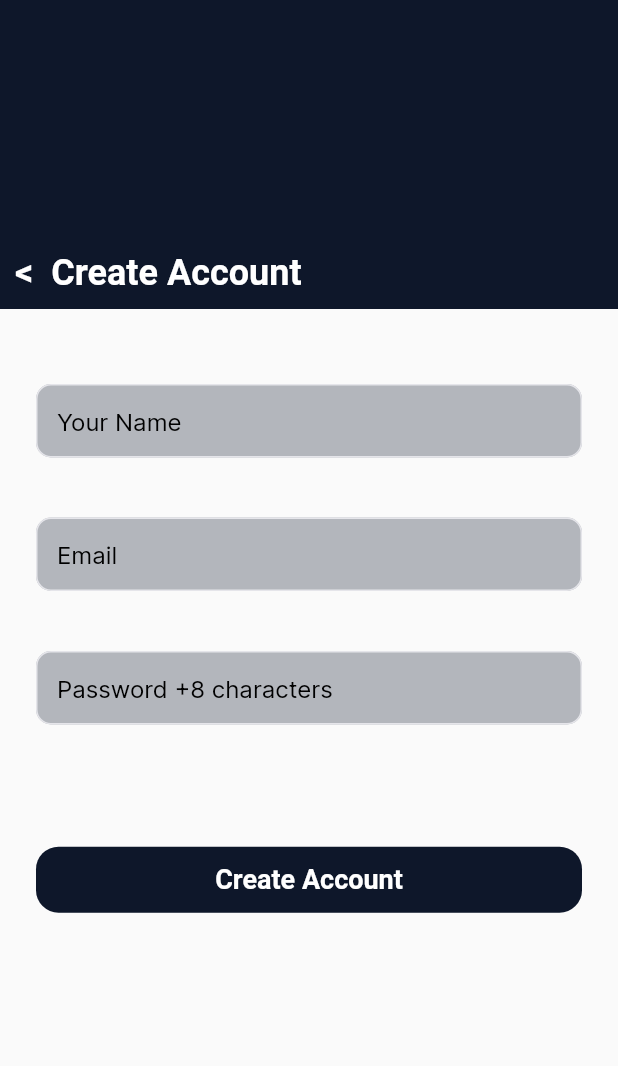
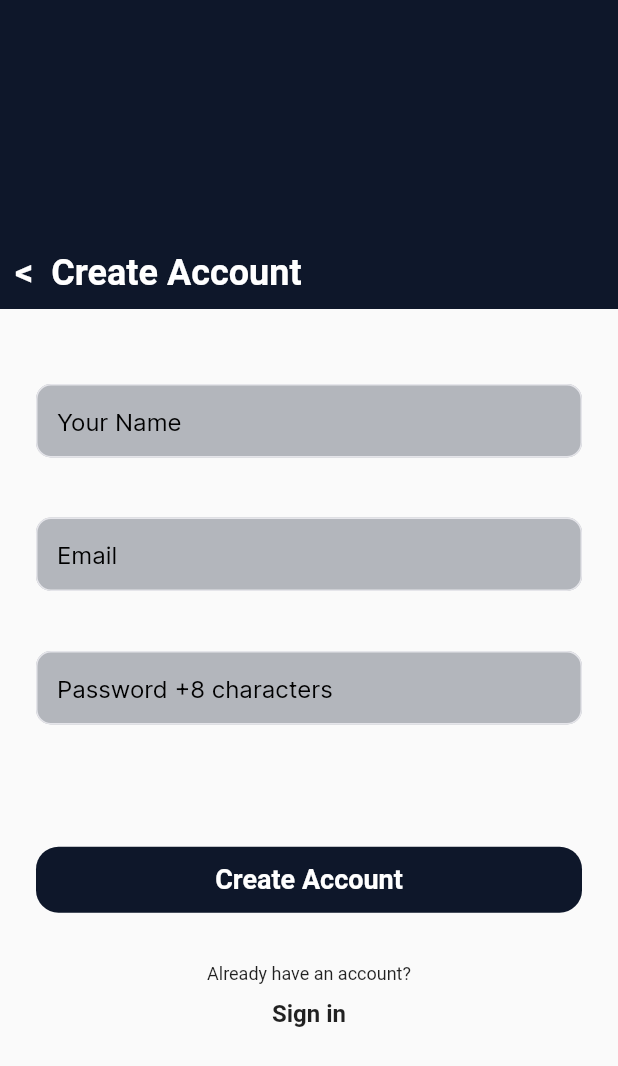
Before and after one commit to seena98/Fittrack, a Flutter app: the screen it shows after launch, after a tap on "Sign up", on a phone screen of 412 x 824 dp. Shown: the top 1066 px of the screen. Run offline on Flutter 3.47's test engine with Material 2 defaults, Android fonts, the phone set to English and light mode, and no system bars; our stand-ins replace bloc, cloud_firestore, equatable, firebase_auth, firebase_core, flutter_bloc and 1 more; accounts and stored records are empty.

Commit message:
refinements done and bugs fixed

```diff
--- a/lib/presentation/screens/registration/login_screen.dart
+++ b/lib/presentation/screens/registration/login_screen.dart
@@ -155,6 +155,24 @@ class _LoginScreenState extends State<LoginScreen> {
                   fontWeight: FontWeight.w700,
                 ),
               ),
+              const SizedBox(
+                width: 10,
+              ),
+              const Spacer(),
+              Image.asset(
+                "assets/icons/facebook.png",
+                height: 70,
+              ),
+              const Spacer(),
+              Image.asset(
+                "assets/icons/google.png",
+                height: 70,
+              ),
+              const Spacer(),
+              Image.asset(
+                "assets/icons/apple.png",
+                height: 70,
+              ),
             ],
           ),
           SizedBox(
--- a/lib/presentation/screens/registration/registration_screen.dart
+++ b/lib/presentation/screens/registration/registration_screen.dart
@@ -108,7 +108,6 @@ class RegistrationScreenState extends State<RegistrationScreen> {
             child: TextField(
               controller: usernameController,
               cursorColor: Colors.black,
-              obscureText: true,
               decoration: const InputDecoration(hintText: "Your Name"),
             ),
           ),
@@ -145,6 +144,30 @@ class RegistrationScreenState extends State<RegistrationScreen> {
                   text: "Create Account"),
             ),
           ),
+          const SizedBox(
+            height: 10,
+          ),
+          const Text(
+            "Already have an account?",
+            style: TextStyle(
+              fontSize: 12,
+            ),
+          ),
+          const SizedBox(
+            height: 10,
+          ),
+          InkWell(
+            onTap: () {
+              Navigator.pushReplacementNamed(context, LoginScreen.routeName);
+            },
+            child: const Text(
+              "Sign in",
+              style: TextStyle(
+                fontSize: 16,
+                fontWeight: FontWeight.w700,
+              ),
+            ),
+          ),
         ],
       ),
     );
```
Also changed, not shown: assets/icons/apple.png (added), assets/icons/facebook.png (added), assets/icons/google.png (added).
